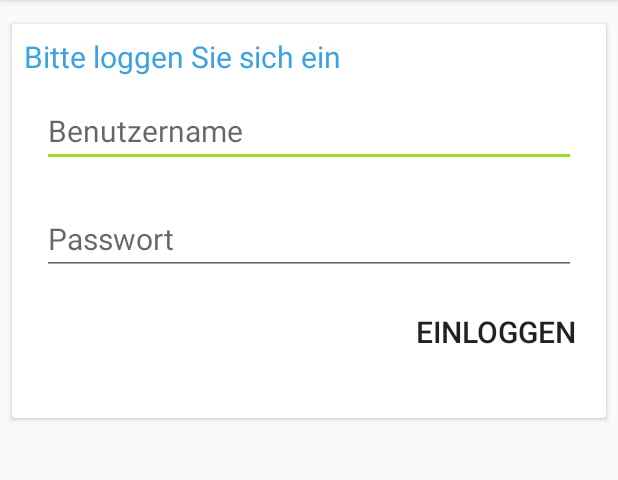
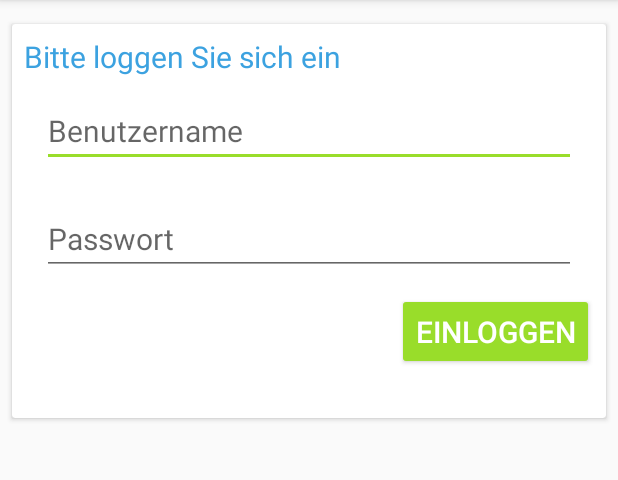
Before and after one commit to src85/canteen_manager, an Android app: the screen it shows after launch (LoginActivity), on a phone screen of 412 x 824 dp, the part 84-564 px from its top. Run offline under Robolectric (Android 15) with nearby library versions, the phone set to English and light mode, and no system bars.

```diff
--- a/app/src/main/java/com/example/canteenchecker/canteenmanager/core/IClickedListener.java
+++ b/app/src/main/java/com/example/canteenchecker/canteenmanager/core/IClickedListener.java
@@ -1,5 +1,7 @@
 package com.example.canteenchecker.canteenmanager.core;
 
+import android.widget.Button;
+
 public interface IClickedListener {
-    void onClicked(String id);
+    void onClicked(String id, Button button);
 }
--- a/app/src/main/java/com/example/canteenchecker/canteenmanager/ui/ReviewsFragment.java
+++ b/app/src/main/java/com/example/canteenchecker/canteenmanager/ui/ReviewsFragment.java
@@ -103,7 +103,7 @@ public class ReviewsFragment extends Fragment {
             @Override
             protected void onPostExecute(ReviewData reviewData) {
                 if (reviewData != null) {
-                    txvAverageRating.setText(NumberFormat.getNumberInstance().format(reviewData.getAverageRating()));
+                    txvAverageRating.setText(String.format("%.2f", reviewData.getAverageRating()));
                     txvTotalRatings.setText(NumberFormat.getNumberInstance().format(reviewData.getTotalRatings()));
                     rtbAverageRating.setRating(reviewData.getAverageRating());
                     setWeight(viwRatingOne, reviewData.getRatingsOne(), reviewData.getTotalRatingsOfMostCommonGrade());
--- a/app/src/main/res/layout/fragment_reviews.xml
+++ b/app/src/main/res/layout/fragment_reviews.xml
@@ -39,7 +39,7 @@
         android:layout_width="match_parent"
         android:layout_height="wrap_content"
         android:layout_marginStart="@dimen/distance_small"
-        android:layout_marginTop="@dimen/distance_small_plus"
+        android:layout_marginTop="@dimen/distance_small"
         android:orientation="vertical">
 
         <LinearLayout
--- a/app/src/main/res/layout/nav_header.xml
+++ b/app/src/main/res/layout/nav_header.xml
@@ -2,11 +2,11 @@
 <LinearLayout xmlns:android="http://schemas.android.com/apk/res/android"
     android:layout_width="match_parent"
     android:layout_height="192dp"
-    android:background="@color/colorPrimaryDark"
+    android:background="@color/colorPrimary"
     android:gravity="bottom"
     android:orientation="vertical"
     android:padding="16dp"
-    android:theme="@style/ThemeOverlay.AppCompat.Dark">
+    android:theme="@style/ThemeOverlay.AppCompat.Light">
 
     <ImageView
         android:layout_width="@dimen/distance_large"
@@ -22,6 +22,6 @@
         android:layout_width="match_parent"
         android:layout_height="wrap_content"
         android:text="@string/app_name"
-        android:textAppearance="?android:textAppearanceMedium" />
+        android:textAppearance="?android:textAppearanceLargeInverse" />
 
 </LinearLayout>
--- a/app/src/main/res/values/strings.xml
+++ b/app/src/main/res/values/strings.xml
@@ -12,7 +12,7 @@
     <string name="edtCanteenMeal_hint">Tagesmenü</string>
     <string name="edtCanteenMealPrice_hint">Tagesmenü-Preis</string>
     <string name="edtCanteenWaitingTime_hint">Wartezeit</string>
-    <string name="txvCanteenWaitingTimeLabel_text">Durchschnittliche Wartezeit in Minuten</string>
+    <string name="txvCanteenWaitingTimeLabel_text">Durchschnittliche Wartezeit in Minuten:\u00A0</string>
     <string name="btnCanteenSave_text">Speichern</string>
     <string name="btnRatingDelete_text">Löschen</string>
     <string name="btnChangesRevert_text">Rückgängig</string>
--- a/app/src/main/res/values/styles.xml
+++ b/app/src/main/res/values/styles.xml
@@ -54,7 +54,17 @@
         <item name="android:layout_height">wrap_content</item>
     </style>
 
-    <style name="cmButton" parent="Base.Widget.AppCompat.Button.Borderless">
+    <style name="cmButton" parent="Base.Widget.AppCompat.Button.Colored">
+        <item name="android:textSize">@dimen/text_box_font_size</item>
+        <item name="android:gravity">end</item>
+        <item name="android:layout_marginBottom">@dimen/distance_medium</item>
+        <item name="android:padding">@dimen/distance_small_plus</item>
+        <item name="android:layout_width">wrap_content</item>
+        <item name="android:layout_height">wrap_content</item>
+        <item name="android:textAppearanceButton">@style/cmTextView</item>
+    </style>
+
+    <style name="cmSecondaryButton" parent="Base.Widget.AppCompat.Button.Borderless.Colored">
         <item name="android:textSize">@dimen/text_box_font_size</item>
         <item name="android:gravity">end</item>
         <item name="android:layout_marginBottom">@dimen/distance_medium</item>
```
Also changed, not shown: app/src/main/java/com/example/canteenchecker/canteenmanager/ui/CanteenFragment.java (+15 -3 lines), app/src/main/java/com/example/canteenchecker/canteenmanager/ui/RatingsFragment.java (+6 -5 lines), app/src/main/res/layout/fragment_edit_canteen.xml (+6 -4 lines), 2 other files.
